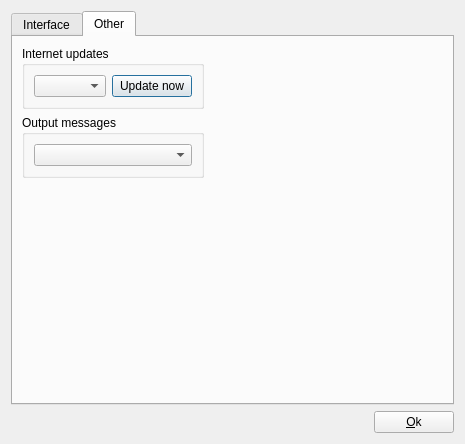
The window that gmic-qt/ui/dialogsettings.ui (Ichthyostega/Gmic-deb) describes before a commit, drawn with Qt 5.
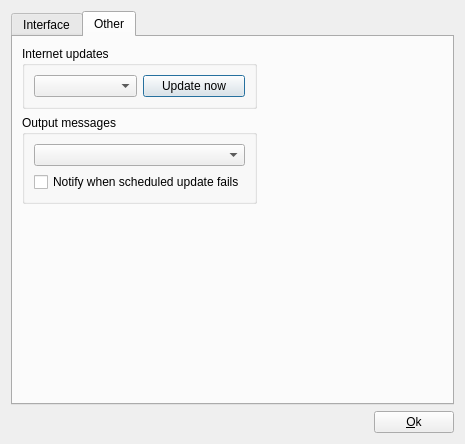
The same window after the commit. The open tabs and pages were chosen to show the change. Icons and pictures are not drawn. Custom widgets are drawn as their Qt base class.

What changed in the file:
```diff
--- a/gmic-qt/ui/dialogsettings.ui
+++ b/gmic-qt/ui/dialogsettings.ui
@@ -256,6 +256,13 @@
           <item>
            <widget class="QComboBox" name="outputMessages"/>
           </item>
+          <item>
+           <widget class="QCheckBox" name="cbNotifyFailedUpdate">
+            <property name="text">
+             <string>Notify when scheduled update fails</string>
+            </property>
+           </widget>
+          </item>
          </layout>
         </widget>
        </item>
```
Left out of the diff: 2 changed lines with no effect on the pictures.
